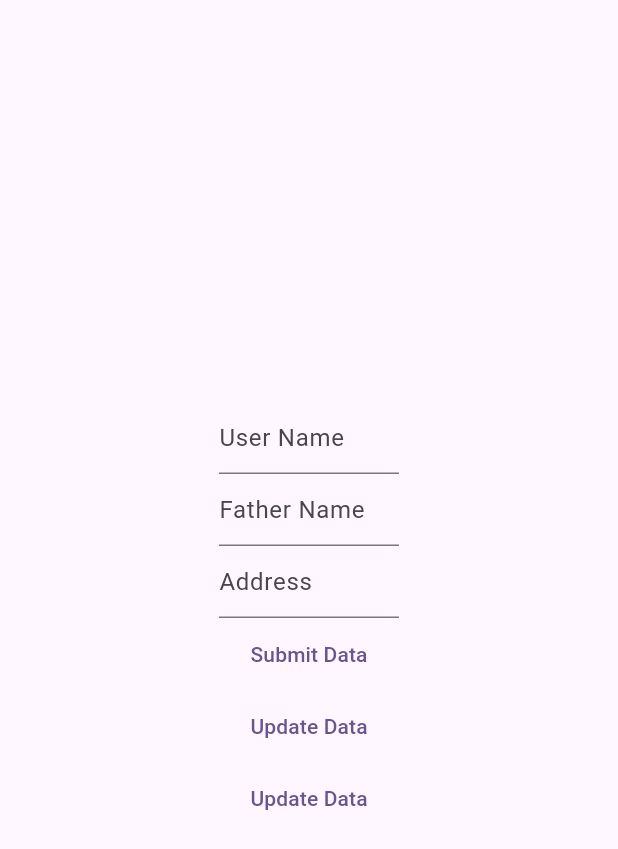
After one commit to Adsoftwares1/Batch01_Class_Code, a Flutter app: the CrudOperations screen opened directly, after a tap on "Submit Data", on a phone screen of 412 x 824 dp. The commit adds this screen. Shown: the top 849 px of the screen. Run offline on Flutter 3.47's test engine with Material 3 defaults, Android fonts, the phone set to English and light mode, and no system bars; our stand-ins replace cloud_firestore, firebase_auth, firebase_core, flutter_svg, google_sign_in, image_picker and 1 more; accounts and stored records are empty; network calls fail.

Commit message:
gpt api and crud operation

```diff
--- a/lib/main.dart
+++ b/lib/main.dart
@@ -11,11 +11,13 @@ import 'package:practice_app_class/task_25_4/Delete_API_delete.dart';
 import 'package:practice_app_class/task_27/inserting_image.dart';
 import 'package:practice_app_class/task_28/api_integration.dart';
 import 'package:practice_app_class/task_28/practice.dart';
+import 'package:practice_app_class/task_29_4_24/Crud_Operations.dart';
 import 'package:practice_app_class/task_29_4_24/sign_in_with_email_password.dart';
 import 'package:practice_app_class/task_3_4_24/public_api.dart';
 import 'package:practice_app_class/task_4_1/api_with_map.dart';
 import 'package:practice_app_class/task_4_4_2024/typicode_api.dart';
 import 'package:practice_app_class/task_4_4_2024/user_api.dart';
+import 'package:practice_app_class/task_5_1_24/chatGptApi.dart';
 import 'package:shared_preferences/shared_preferences.dart';
 
 void main() async {
@@ -41,7 +43,7 @@ class MyApp extends StatelessWidget {
         colorScheme: ColorScheme.fromSeed(seedColor: Colors.deepPurple),
         useMaterial3: true,
       ),
-      home: Authentication(),
+      home: ChatGPTAPI(),
     );
   }
 }
--- /dev/null
+++ b/lib/task_29_4_24/Crud_Operations.dart
@@ -0,0 +1,127 @@
+import 'package:flutter/material.dart';
+
+import 'package:cloud_firestore/cloud_firestore.dart';
+
+class CrudOperations extends StatefulWidget {
+  const CrudOperations({super.key});
+
+  @override
+  State<CrudOperations> createState() => _CrudOperationsState();
+}
+
+class _CrudOperationsState extends State<CrudOperations> {
+  var nameController = TextEditingController();
+  var fatherName = TextEditingController();
+  var Address = TextEditingController();
+  @override
+  Widget build(BuildContext context) {
+    return Scaffold(
+      body: Center(
+        child: Column(
+          mainAxisAlignment: MainAxisAlignment.center,
+          children: [
+            Container(
+              width: 120,
+              child: TextField(
+                controller: nameController,
+                decoration: InputDecoration(
+                  hintText: "User Name",
+                ),
+              ),
+            ),
+            Container(
+              width: 120,
+              child: TextField(
+                controller: fatherName,
+                decoration: InputDecoration(
+                  hintText: "Father Name",
+                ),
+              ),
+            ),
+            Container(
+              width: 120,
+              child: TextField(
+                controller: Address,
+                decoration: InputDecoration(
+                  hintText: "Address",
+                ),
+              ),
+            ),
+            TextButton(
+              onPressed: () async {
+                await insertDataInFirestore();
+              },
+              child: Text("Submit Data"),
+            ),
+            TextButton(
+              onPressed: () async {
+                await updatedatainfirestore();
+              },
+              child: Text("Update Data"),
+            ),
+            TextButton(
+              onPressed: () async {
+                await deletedatafirebasestore();
+              },
+              child: Text("Update Data"),
+            ),
+          ],
+        ),
+      ),
+    );
+  }
+
+  Future<void> insertDataInFirestore() async {
+    try {
+      FirebaseFirestore obj = await FirebaseFirestore.instance;
+
+      var myCollection = obj.collection("users");
+
+      myCollection.add({
+        "name": "Mujeeb Ur rehman",
+        "father_name": "Rehman Ullah",
+        "Age": 90,
+      });
+    } catch (e) {
+      print("Error: $e");
+    }
+  }
+
+  Future<void> updatedatainfirestore() async {
+    try {
+      var objj = await FirebaseFirestore.instance;
+      var mycolection = objj.collection('users');
+      mycolection
+          .doc('kidb3JcneHLwMqh69uTM')
+          .update({"father_name": 'muhammad'});
+    } catch (e) {
+      print('$e');
+    }
+  }
+
+  Future<void> getdataFirebasestore() async {
+    try {
+      var objj = await FirebaseFirestore.instance;
+      var mycolection = objj.collection('users');
+
+      var data = await mycolection.doc('kidb3JcneHLwMqh69uTM').get();
+      if (data.exists) {
+        print('Document data: ${data.data()}');
+      } else {
+        print('Document does not exist');
+      }
+    } catch (e) {
+      print('$e');
+    }
+  }
+}
+
+deletedatafirebasestore() async {
+  try {
+    var objj = await FirebaseFirestore.instance;
+    var mycolection = objj.collection('users');
+    mycolection.doc('kidb3JcneHLwMqh69uTM').delete();
+  } catch (e) {
+    print('$e');
+  }
+}
```
Also changed, not shown: lib/task_5_1_24/chatGptApi.dart (added, +77 -0 lines).
